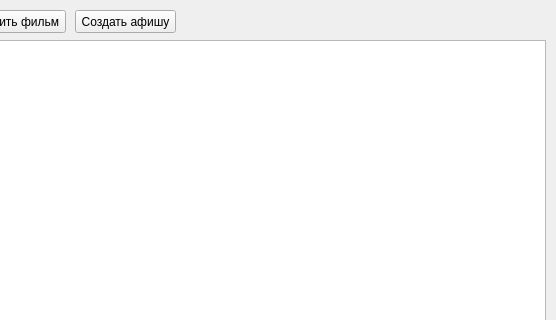
Qt form data/ui/films.ui (fivan999/cinema-controlling-system) before a commit; both pictures show x 155 to 711 and y 0 to 320 of the 711 by 457 pixel window.
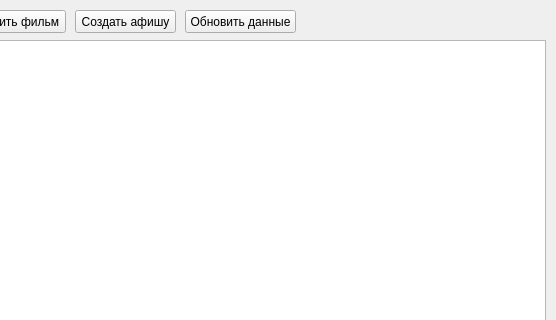
The same form after that commit.

Patch:
```diff
--- a/data/ui/films.ui
+++ b/data/ui/films.ui
@@ -62,6 +62,19 @@
     <string>Создать афишу</string>
    </property>
   </widget>
+  <widget class="QPushButton" name="create_afisha_button_2">
+   <property name="geometry">
+    <rect>
+     <x>340</x>
+     <y>10</y>
+     <width>111</width>
+     <height>23</height>
+    </rect>
+   </property>
+   <property name="text">
+    <string>Обновить данные</string>
+   </property>
+  </widget>
  </widget>
  <resources/>
  <connections/>
```
